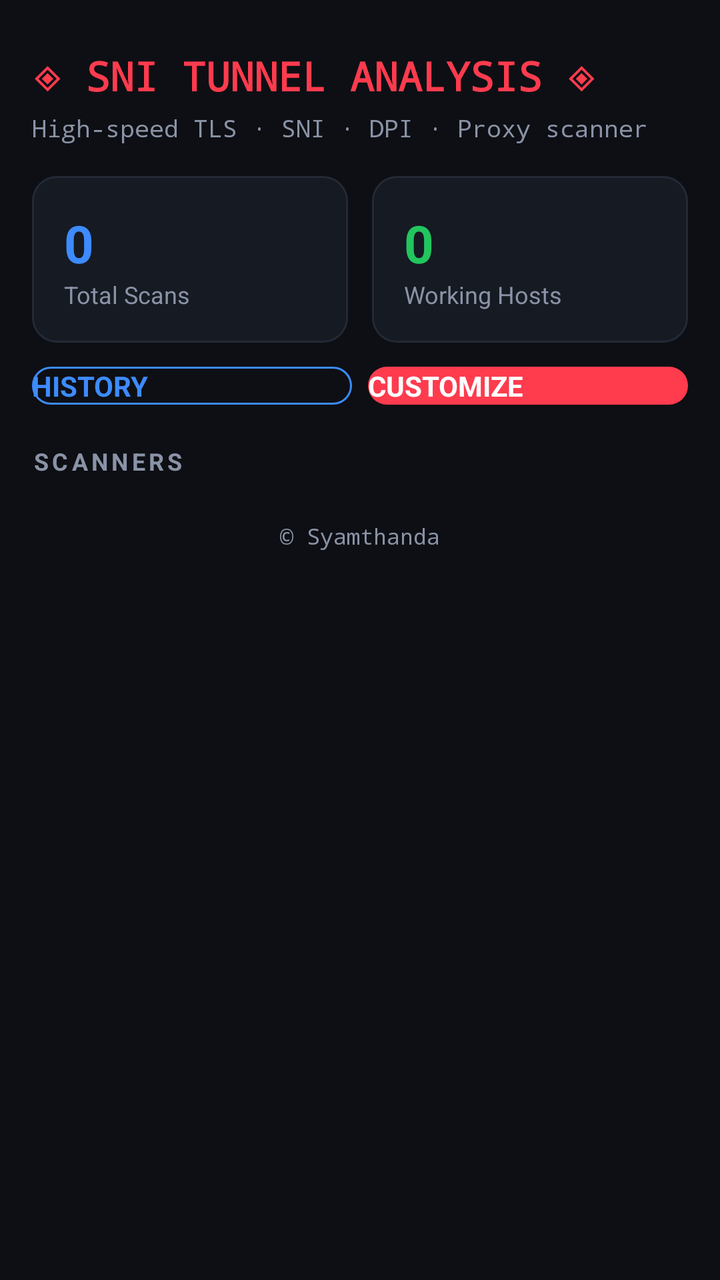
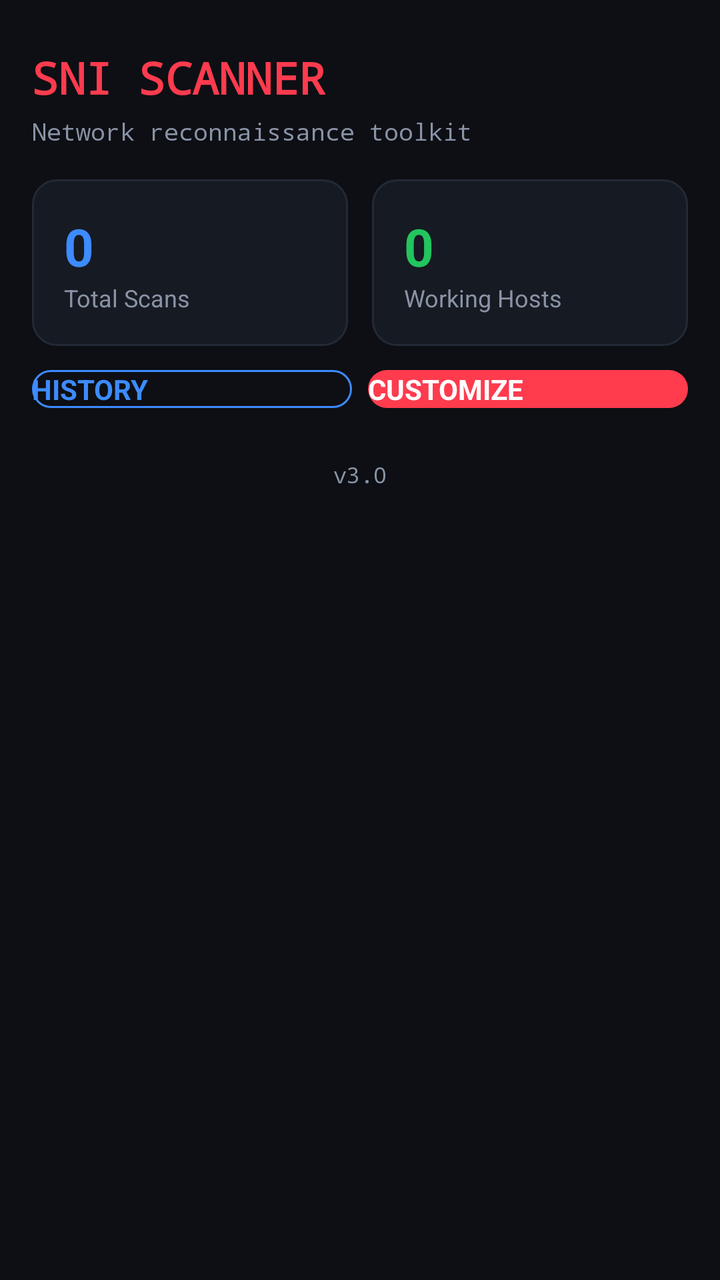

An Android layout rendered at two revisions. The XML below is the earlier revision; the diff shows what the commit changed to produce the second picture.
<!-- AndroidManifest.xml: application theme AppTheme -->
<!-- res/layout/activity_main.xml -->
<?xml version="1.0" encoding="utf-8"?>
<ScrollView xmlns:android="http://schemas.android.com/apk/res/android"
    android:id="@+id/mainRoot"
    android:layout_width="match_parent"
    android:layout_height="match_parent"
    android:background="@color/bg"
    android:fillViewport="true">

    <LinearLayout
        android:layout_width="match_parent"
        android:layout_height="wrap_content"
        android:orientation="vertical"
        android:padding="16dp">

        
        <TextView
            android:id="@+id/tvHeader"
            android:layout_width="wrap_content"
            android:layout_height="wrap_content"
            android:layout_marginTop="8dp"
            android:text="◈ SNI TUNNEL ANALYSIS ◈"
            android:textColor="@color/accent"
            android:textSize="20sp"
            android:textStyle="bold"
            android:fontFamily="monospace"/>

        <TextView
            android:id="@+id/tvSub"
            android:layout_width="wrap_content"
            android:layout_height="wrap_content"
            android:layout_marginTop="4dp"
            android:text="High-speed TLS · SNI · DPI · Proxy scanner"
            android:textColor="@color/textMuted"
            android:textSize="12sp"
            android:fontFamily="monospace"/>

        
        <LinearLayout
            android:layout_width="match_parent"
            android:layout_height="wrap_content"
            android:orientation="horizontal"
            android:layout_marginTop="16dp">

            <LinearLayout
                android:id="@+id/statScans"
                android:layout_width="0dp"
                android:layout_height="wrap_content"
                android:layout_weight="1"
                android:layout_marginEnd="6dp"
                android:layout_marginRight="6dp"
                android:orientation="vertical"
                android:background="@drawable/card_dark"
                android:padding="16dp">

                <TextView
                    android:id="@+id/tvTotalScans"
                    android:layout_width="wrap_content"
                    android:layout_height="wrap_content"
                    android:text="0"
                    android:textColor="@color/blue"
                    android:textSize="26sp"
                    android:textStyle="bold"/>

                <TextView
                    android:layout_width="wrap_content"
                    android:layout_height="wrap_content"
                    android:text="Total Scans"
                    android:textColor="@color/textMuted"
                    android:textSize="12sp"/>
            </LinearLayout>

            <LinearLayout
                android:id="@+id/statHits"
                android:layout_width="0dp"
                android:layout_height="wrap_content"
                android:layout_weight="1"
                android:layout_marginStart="6dp"
                android:layout_marginLeft="6dp"
                android:orientation="vertical"
                android:background="@drawable/card_dark"
                android:padding="16dp">

                <TextView
                    android:id="@+id/tvTotalHits"
                    android:layout_width="wrap_content"
                    android:layout_height="wrap_content"
                    android:text="0"
                    android:textColor="@color/green"
                    android:textSize="26sp"
                    android:textStyle="bold"/>

                <TextView
                    android:layout_width="wrap_content"
                    android:layout_height="wrap_content"
                    android:text="Working Hosts"
                    android:textColor="@color/textMuted"
                    android:textSize="12sp"/>
            </LinearLayout>
        </LinearLayout>

        
        <LinearLayout
            android:layout_width="match_parent"
            android:layout_height="wrap_content"
            android:orientation="horizontal"
            android:layout_marginTop="12dp">

            <Button
                android:id="@+id/btnHistory"
                android:layout_width="0dp"
                android:layout_height="wrap_content"
                android:layout_weight="1"
                android:layout_marginEnd="4dp"
                android:layout_marginRight="4dp"
                android:text="HISTORY"
                android:textColor="@color/blue"
                android:textStyle="bold"
                android:background="@drawable/btn_outline"/>

            <Button
                android:id="@+id/btnCustomize"
                android:layout_width="0dp"
                android:layout_height="wrap_content"
                android:layout_weight="1"
                android:layout_marginStart="4dp"
                android:layout_marginLeft="4dp"
                android:text="CUSTOMIZE"
                android:textColor="#FFFFFF"
                android:textStyle="bold"
                android:background="@drawable/btn_red"/>
        </LinearLayout>

        
        <TextView
            android:id="@+id/tvSectionScanners"
            android:layout_width="wrap_content"
            android:layout_height="wrap_content"
            android:layout_marginTop="20dp"
            android:layout_marginBottom="4dp"
            android:text="SCANNERS"
            android:textColor="@color/textMuted"
            android:textSize="12sp"
            android:textStyle="bold"
            android:letterSpacing="0.15"/>

        
        <LinearLayout
            android:id="@+id/menuContainer"
            android:layout_width="match_parent"
            android:layout_height="wrap_content"
            android:orientation="vertical"/>

        <TextView
            android:layout_width="match_parent"
            android:layout_height="wrap_content"
            android:layout_marginTop="18dp"
            android:layout_marginBottom="8dp"
            android:text="© Syamthanda"
            android:gravity="center"
            android:textColor="@color/textMuted"
            android:textSize="11sp"
            android:fontFamily="monospace"/>

    </LinearLayout>
</ScrollView>
<!-- resources referenced by this layout -->
<resources>
  <color name="accent">#FF3B4E</color>
  <color name="bg">#0D0F14</color>
  <color name="blue">#3D8BFF</color>
  <color name="green">#22C55E</color>
  <color name="textMuted">#8A93A6</color>
  <!-- drawable btn_outline (drawable) -->
  <?xml version="1.0" encoding="utf-8"?>
  <shape xmlns:android="http://schemas.android.com/apk/res/android"
      android:shape="rectangle">
      <solid android:color="@android:color/transparent"/>
      <stroke android:width="1dp" android:color="#3D8BFF"/>
      <corners android:radius="10dp"/>
  </shape>
  <!-- drawable btn_red (drawable) -->
  <?xml version="1.0" encoding="utf-8"?>
  <shape xmlns:android="http://schemas.android.com/apk/res/android"
      android:shape="rectangle">
      <solid android:color="#FF3B4E"/>
      <corners android:radius="10dp"/>
  </shape>
  <!-- drawable card_dark (drawable) -->
  <?xml version="1.0" encoding="utf-8"?>
  <shape xmlns:android="http://schemas.android.com/apk/res/android"
      android:shape="rectangle">
      <solid android:color="#161A22"/>
      <stroke android:width="1dp" android:color="#232A36"/>
      <corners android:radius="12dp"/>
  </shape>
  <style name="AppTheme" parent="@android:style/Theme.Holo.NoActionBar">
          <item name="android:windowBackground">@color/bg</item>
      </style>
</resources>

<!-- the commit's change to res/layout/activity_main.xml (unified diff, before → after) -->
@@ -12,15 +12,14 @@
         android:orientation="vertical"
         android:padding="16dp">
 
-        
         <TextView
             android:id="@+id/tvHeader"
             android:layout_width="wrap_content"
             android:layout_height="wrap_content"
             android:layout_marginTop="8dp"
-            android:text="◈ SNI TUNNEL ANALYSIS ◈"
+            android:text="SNI SCANNER"
             android:textColor="@color/accent"
-            android:textSize="20sp"
+            android:textSize="22sp"
             android:textStyle="bold"
             android:fontFamily="monospace"/>
 
@@ -29,20 +28,19 @@
             android:layout_width="wrap_content"
             android:layout_height="wrap_content"
             android:layout_marginTop="4dp"
-            android:text="High-speed TLS · SNI · DPI · Proxy scanner"
+            android:text="Network reconnaissance toolkit"
             android:textColor="@color/textMuted"
             android:textSize="12sp"
             android:fontFamily="monospace"/>
 
-        
         <LinearLayout
+            android:id="@+id/statsRow"
             android:layout_width="match_parent"
             android:layout_height="wrap_content"
             android:orientation="horizontal"
             android:layout_marginTop="16dp">
 
             <LinearLayout
-                android:id="@+id/statScans"
                 android:layout_width="0dp"
                 android:layout_height="wrap_content"
                 android:layout_weight="1"
@@ -70,7 +68,6 @@
             </LinearLayout>
 
             <LinearLayout
-                android:id="@+id/statHits"
                 android:layout_width="0dp"
                 android:layout_height="wrap_content"
                 android:layout_weight="1"
@@ -98,7 +95,6 @@
             </LinearLayout>
         </LinearLayout>
 
-        
         <LinearLayout
             android:layout_width="match_parent"
             android:layout_height="wrap_content"
@@ -130,36 +126,22 @@
                 android:background="@drawable/btn_red"/>
         </LinearLayout>
 
-        
-        <TextView
-            android:id="@+id/tvSectionScanners"
-            android:layout_width="wrap_content"
-            android:layout_height="wrap_content"
-            android:layout_marginTop="20dp"
-            android:layout_marginBottom="4dp"
-            android:text="SCANNERS"
-            android:textColor="@color/textMuted"
-            android:textSize="12sp"
-            android:textStyle="bold"
-            android:letterSpacing="0.15"/>
-
-        
         <LinearLayout
             android:id="@+id/menuContainer"
             android:layout_width="match_parent"
             android:layout_height="wrap_content"
-            android:orientation="vertical"/>
+            android:orientation="vertical"
+            android:layout_marginTop="8dp"/>
 
         <TextView
             android:layout_width="match_parent"
             android:layout_height="wrap_content"
             android:layout_marginTop="18dp"
             android:layout_marginBottom="8dp"
-            android:text="© Syamthanda"
-            android:gravity="center"
+            android:text="v3.0"
             android:textColor="@color/textMuted"
             android:textSize="11sp"
+            android:gravity="center"
             android:fontFamily="monospace"/>
-
     </LinearLayout>
 </ScrollView>
